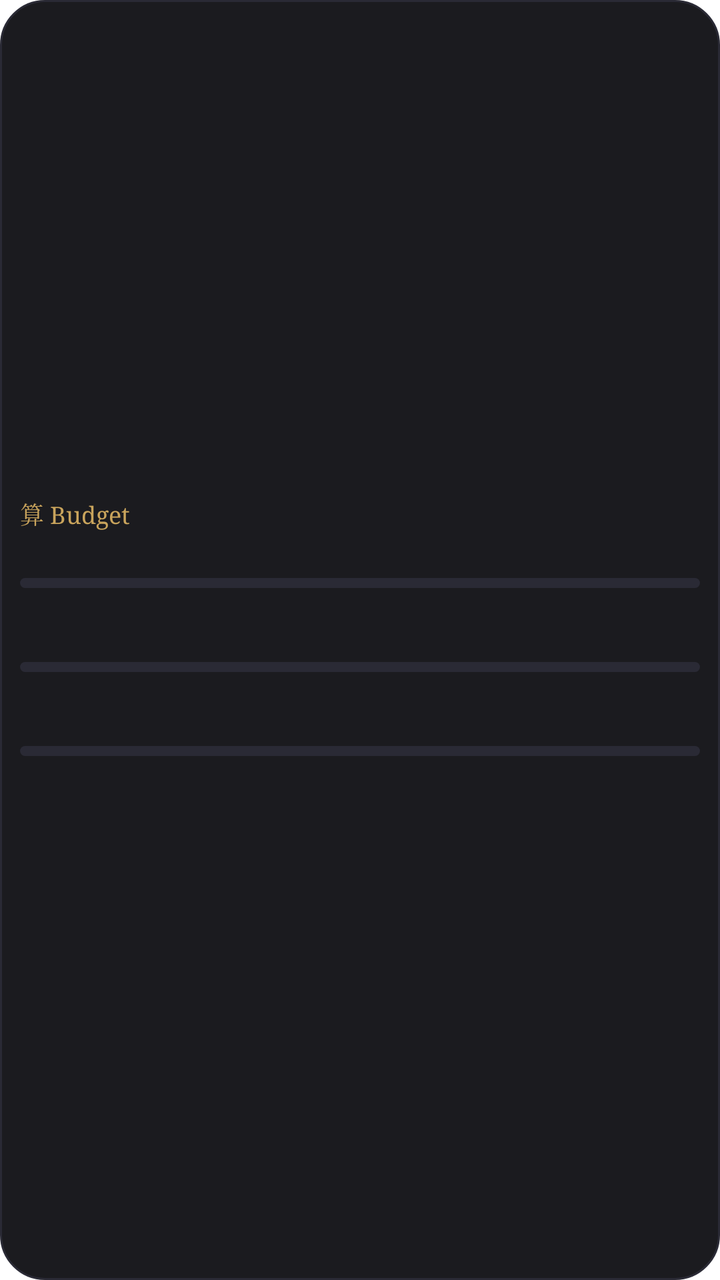
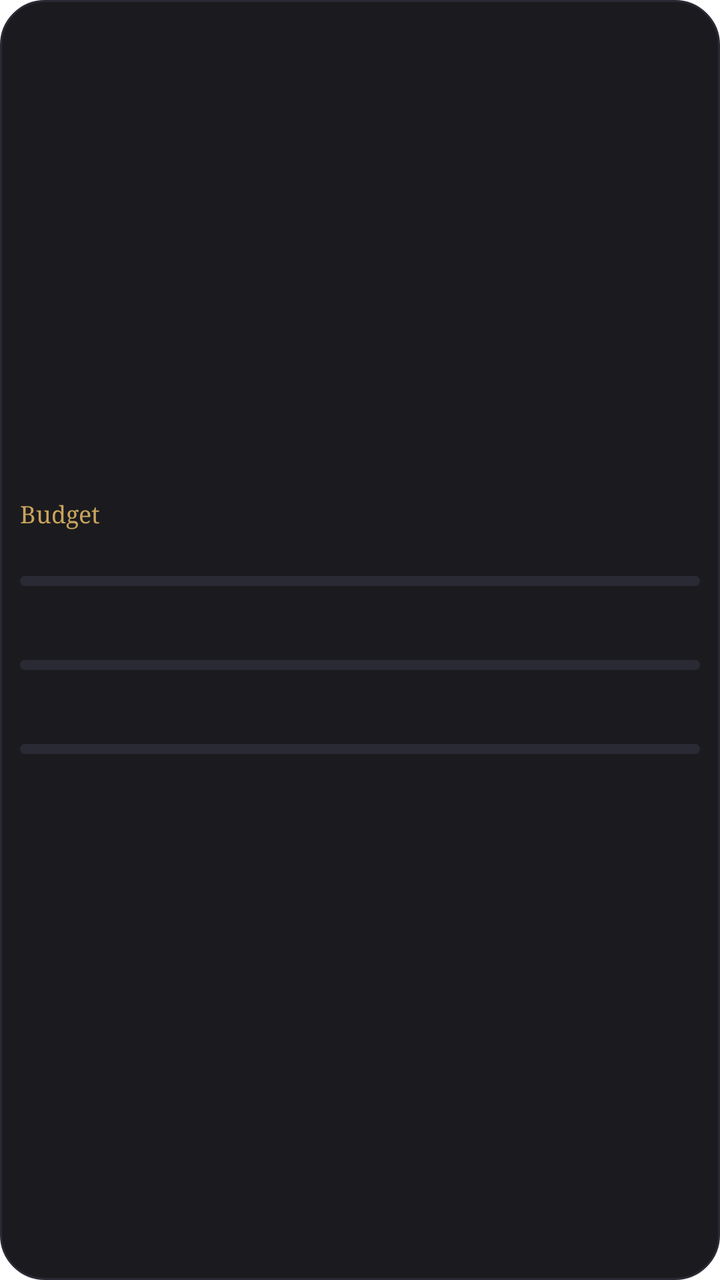

An Android layout rendered at two revisions. The XML below is the earlier revision; the diff shows what the commit changed to produce the second picture.
<!-- AndroidManifest.xml: fallback theme Theme.MaterialComponents.DayNight.NoActionBar -->
<!-- res/layout/widget_budget.xml -->
<?xml version="1.0" encoding="utf-8"?>
<LinearLayout xmlns:android="http://schemas.android.com/apk/res/android"
    android:id="@+id/root"
    android:layout_width="match_parent"
    android:layout_height="match_parent"
    android:background="@drawable/widget_bg"
    android:gravity="center_vertical"
    android:orientation="vertical"
    android:padding="10dp">

    <TextView
        android:id="@+id/header"
        android:layout_width="wrap_content"
        android:layout_height="wrap_content"
        android:fontFamily="serif"
        android:text="算 Budget"
        android:textColor="#C9A45C"
        android:textSize="12sp" />

    <TextView
        android:id="@+id/empty"
        android:layout_width="match_parent"
        android:layout_height="wrap_content"
        android:gravity="center"
        android:text="Belum ada budget"
        android:textColor="#9A948A"
        android:textSize="12sp"
        android:visibility="gone" />

    <LinearLayout android:id="@+id/b_0" android:layout_width="match_parent" android:layout_height="wrap_content" android:layout_marginTop="4dp" android:orientation="vertical">
        <LinearLayout android:layout_width="match_parent" android:layout_height="wrap_content" android:orientation="horizontal">
            <TextView android:id="@+id/b_0_name" android:layout_width="0dp" android:layout_height="wrap_content" android:layout_weight="1" android:ellipsize="end" android:singleLine="true" android:textColor="#EDE6D6" android:textSize="12sp" />
            <TextView android:id="@+id/b_0_pct" android:layout_width="wrap_content" android:layout_height="wrap_content" android:textColor="#C9A45C" android:textSize="12sp" android:textStyle="bold" />
        </LinearLayout>
        <ProgressBar android:id="@+id/b_0_bar" style="?android:attr/progressBarStyleHorizontal" android:layout_width="match_parent" android:layout_height="5dp" android:layout_marginTop="3dp" android:indeterminate="false" android:max="100" android:progressDrawable="@drawable/widget_progress" />
        <TextView android:id="@+id/b_0_left" android:layout_width="wrap_content" android:layout_height="wrap_content" android:singleLine="true" android:textColor="#9A948A" android:textSize="10sp" />
    </LinearLayout>

    <LinearLayout android:id="@+id/b_1" android:layout_width="match_parent" android:layout_height="wrap_content" android:layout_marginTop="4dp" android:orientation="vertical">
        <LinearLayout android:layout_width="match_parent" android:layout_height="wrap_content" android:orientation="horizontal">
            <TextView android:id="@+id/b_1_name" android:layout_width="0dp" android:layout_height="wrap_content" android:layout_weight="1" android:ellipsize="end" android:singleLine="true" android:textColor="#EDE6D6" android:textSize="12sp" />
            <TextView android:id="@+id/b_1_pct" android:layout_width="wrap_content" android:layout_height="wrap_content" android:textColor="#C9A45C" android:textSize="12sp" android:textStyle="bold" />
        </LinearLayout>
        <ProgressBar android:id="@+id/b_1_bar" style="?android:attr/progressBarStyleHorizontal" android:layout_width="match_parent" android:layout_height="5dp" android:layout_marginTop="3dp" android:indeterminate="false" android:max="100" android:progressDrawable="@drawable/widget_progress" />
        <TextView android:id="@+id/b_1_left" android:layout_width="wrap_content" android:layout_height="wrap_content" android:singleLine="true" android:textColor="#9A948A" android:textSize="10sp" />
    </LinearLayout>

    <LinearLayout android:id="@+id/b_2" android:layout_width="match_parent" android:layout_height="wrap_content" android:layout_marginTop="4dp" android:orientation="vertical">
        <LinearLayout android:layout_width="match_parent" android:layout_height="wrap_content" android:orientation="horizontal">
            <TextView android:id="@+id/b_2_name" android:layout_width="0dp" android:layout_height="wrap_content" android:layout_weight="1" android:ellipsize="end" android:singleLine="true" android:textColor="#EDE6D6" android:textSize="12sp" />
            <TextView android:id="@+id/b_2_pct" android:layout_width="wrap_content" android:layout_height="wrap_content" android:textColor="#C9A45C" android:textSize="12sp" android:textStyle="bold" />
        </LinearLayout>
        <ProgressBar android:id="@+id/b_2_bar" style="?android:attr/progressBarStyleHorizontal" android:layout_width="match_parent" android:layout_height="5dp" android:layout_marginTop="3dp" android:indeterminate="false" android:max="100" android:progressDrawable="@drawable/widget_progress" />
        <TextView android:id="@+id/b_2_left" android:layout_width="wrap_content" android:layout_height="wrap_content" android:singleLine="true" android:textColor="#9A948A" android:textSize="10sp" />
    </LinearLayout>
</LinearLayout>
<!-- resources referenced by this layout -->
<resources>
  <!-- drawable widget_bg (drawable) -->
  <?xml version="1.0" encoding="utf-8"?>
  <shape xmlns:android="http://schemas.android.com/apk/res/android" android:shape="rectangle">
      <solid android:color="#F20F0F14" />
      <corners android:radius="22dp" />
      <stroke android:width="1dp" android:color="#2A2A35" />
  </shape>
  <!-- drawable widget_progress (drawable) -->
  <?xml version="1.0" encoding="utf-8"?>
  <layer-list xmlns:android="http://schemas.android.com/apk/res/android">
      <item android:id="@android:id/background">
          <shape android:shape="rectangle">
              <solid android:color="#2A2A35" />
              <corners android:radius="4dp" />
          </shape>
      </item>
      <item android:id="@android:id/progress">
          <clip>
              <shape android:shape="rectangle">
                  <solid android:color="#C9A45C" />
                  <corners android:radius="4dp" />
              </shape>
          </clip>
      </item>
  </layer-list>
</resources>

<!-- the commit's change to res/layout/widget_budget.xml (unified diff, before → after) -->
@@ -13,7 +13,7 @@
         android:layout_width="wrap_content"
         android:layout_height="wrap_content"
         android:fontFamily="serif"
-        android:text="算 Budget"
+        android:text="Budget"
         android:textColor="#C9A45C"
         android:textSize="12sp" />
 
@@ -22,7 +22,7 @@
         android:layout_width="match_parent"
         android:layout_height="wrap_content"
         android:gravity="center"
-        android:text="Belum ada budget"
+        android:text="No budgets yet"
         android:textColor="#9A948A"
         android:textSize="12sp"
         android:visibility="gone" />
